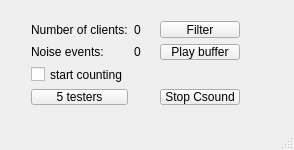
First picture: the form in noisegame-gui/noisewindow.ui, repository tarmoj/noisegame, before the edit.
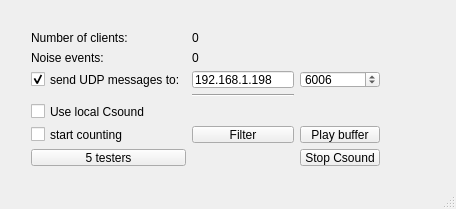
Second picture: the form after the edit.

```diff
--- a/noisegame-gui/noisewindow.ui
+++ b/noisegame-gui/noisewindow.ui
@@ -6,8 +6,8 @@
    <rect>
     <x>0</x>
     <y>0</y>
-    <width>294</width>
-    <height>150</height>
+    <width>456</width>
+    <height>209</height>
    </rect>
   </property>
   <property name="windowTitle">
@@ -18,12 +18,19 @@
     <property name="geometry">
      <rect>
       <x>20</x>
-      <y>10</y>
-      <width>231</width>
-      <height>106</height>
+      <y>20</y>
+      <width>371</width>
+      <height>156</height>
      </rect>
     </property>
     <layout class="QGridLayout" name="gridLayout">
+     <item row="4" column="0">
+      <widget class="QCheckBox" name="csoundCheckBox">
+       <property name="text">
+        <string>Use local Csound</string>
+       </property>
+      </widget>
+     </item>
      <item row="1" column="0">
       <widget class="QLabel" name="label_2">
        <property name="text">
@@ -31,20 +38,27 @@
        </property>
       </widget>
      </item>
-     <item row="1" column="2">
+     <item row="6" column="2">
+      <widget class="QPushButton" name="stopButton">
+       <property name="text">
+        <string>Stop Csound</string>
+       </property>
+      </widget>
+     </item>
+     <item row="5" column="0">
+      <widget class="QCheckBox" name="countCheckBox">
+       <property name="text">
+        <string>start counting</string>
+       </property>
+      </widget>
+     </item>
+     <item row="5" column="2">
       <widget class="QPushButton" name="playBufferButton">
        <property name="text">
         <string>Play buffer</string>
        </property>
       </widget>
      </item>
-     <item row="1" column="1">
-      <widget class="QLabel" name="noiseEventsLabel">
-       <property name="text">
-        <string>0</string>
-       </property>
-      </widget>
-     </item>
      <item row="0" column="0">
       <widget class="QLabel" name="label">
        <property name="text">
@@ -52,38 +66,68 @@
        </property>
       </widget>
      </item>
-     <item row="0" column="1">
-      <widget class="QLabel" name="numberOfClientsLabel">
-       <property name="text">
-        <string>0</string>
-       </property>
-      </widget>
-     </item>
-     <item row="3" column="2">
-      <widget class="QPushButton" name="stopButton">
-       <property name="text">
-        <string>Stop Csound</string>
-       </property>
-      </widget>
-     </item>
-     <item row="3" column="0">
+     <item row="6" column="0">
       <widget class="QPushButton" name="testerButton">
        <property name="text">
         <string>5 testers</string>
        </property>
       </widget>
      </item>
-     <item row="0" column="2">
+     <item row="2" column="0">
+      <widget class="QCheckBox" name="udpCheckBox">
+       <property name="text">
+        <string>send UDP messages to:</string>
+       </property>
+       <property name="checked">
+        <bool>true</bool>
+       </property>
+      </widget>
+     </item>
+     <item row="3" column="1">
+      <widget class="Line" name="line">
+       <property name="orientation">
+        <enum>Qt::Horizontal</enum>
+       </property>
+      </widget>
+     </item>
+     <item row="5" column="1">
       <widget class="QPushButton" name="filterButton">
        <property name="text">
         <string>Filter</string>
        </property>
       </widget>
      </item>
-     <item row="2" column="0">
-      <widget class="QCheckBox" name="countCheckBox">
+     <item row="1" column="1">
+      <widget class="QLabel" name="noiseEventsLabel">
        <property name="text">
-        <string>start counting</string>
+        <string>0</string>
+       </property>
+      </widget>
+     </item>
+     <item row="0" column="1">
+      <widget class="QLabel" name="numberOfClientsLabel">
+       <property name="text">
+        <string>0</string>
+       </property>
+      </widget>
+     </item>
+     <item row="2" column="1">
+      <widget class="QLineEdit" name="ipLineEdit">
+       <property name="text">
+        <string>192.168.1.198</string>
+       </property>
+      </widget>
+     </item>
+     <item row="2" column="2">
+      <widget class="QSpinBox" name="portSpinBox">
+       <property name="minimum">
+        <number>1000</number>
+       </property>
+       <property name="maximum">
+        <number>60000</number>
+       </property>
+       <property name="value">
+        <number>6006</number>
        </property>
       </widget>
      </item>
```
